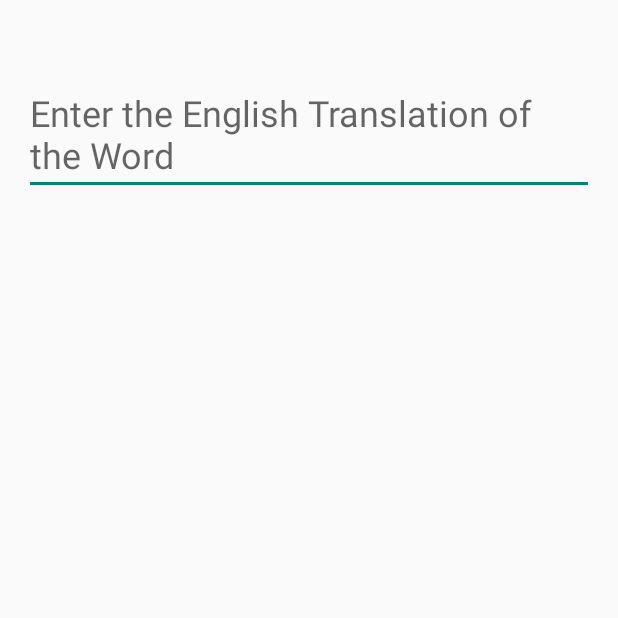
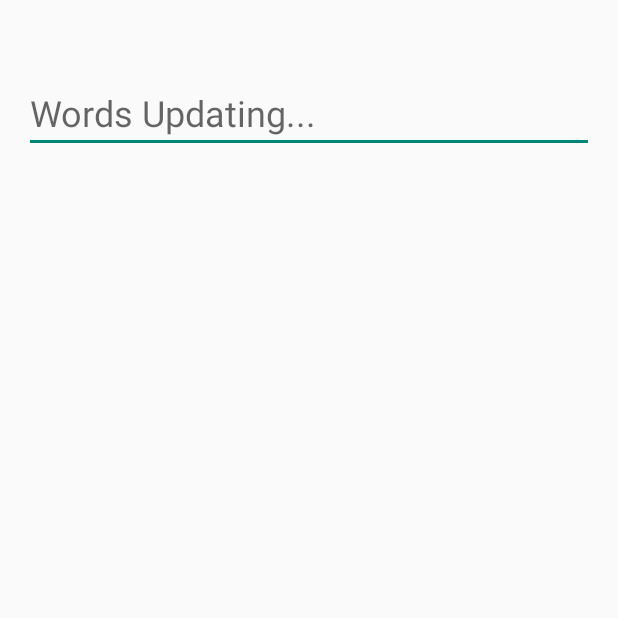
Before and after one commit to SRI-CSL/lingoboost, an Android app: the TestActivity screen opened directly, with no data from a screen before it, on a phone screen of 412 x 824 dp, the top half of it. Run offline under Robolectric (Android 15) with nearby library versions, the phone set to English and light mode, and no system bars; 1 statement that could not run was skipped.

Commit message:
Issue #5 resolved

```diff
--- a/app/src/main/kotlin/edu/northwestern/langlearn/TestActivity.kt
+++ b/app/src/main/kotlin/edu/northwestern/langlearn/TestActivity.kt
@@ -53,6 +53,7 @@ class TestActivity : WordsProviderUpdate, AppCompatActivity() {
         setContentView(R.layout.activity_words)
         // words_edit_word.isFocusable = false
         words_text_word.text = ""
+        words_edit_word.hint = "Words Updating..."
         writeCSVHeader()
 
         val sP = PreferenceManager.getDefaultSharedPreferences(baseContext)
@@ -121,6 +122,7 @@ class TestActivity : WordsProviderUpdate, AppCompatActivity() {
             return
         }
 
+        words_edit_word.hint = "Translate this word to English"
         continueWordTesting()
     }
 
--- a/app/src/main/kotlin/edu/northwestern/langlearn/WordsProvider.kt
+++ b/app/src/main/kotlin/edu/northwestern/langlearn/WordsProvider.kt
@@ -70,6 +70,7 @@ class WordsProvider(val jsonUrl: String) {
         jsonObj.getItLong("word_delay") { jsonWordDelay = it * 1000 }
         jsonObj.getItBoolean("sham") { jsonSham = it }
         jsonObj.getItString("error") { jsonError = it }
+        // jsonObj.getIt<Long>("start_delay") { Log.d(TAG, it.toString()) }
 
         jsonObj.getItJSONArray("words") {
             for (i in 0..it.length() - 1) {
--- a/app/src/main/res/values/strings.xml
+++ b/app/src/main/res/values/strings.xml
@@ -7,5 +7,5 @@
     <string name="test_words_button">Test Words</string>
     <string name="text_sleep_session">Adjust the volume to a comfortable level and place the phone next to your pillow with the screen up</string>
     <string name="test_word_text">Wordzzz</string>
-    <string name="test_word_edit_hint">Enter the English Translation of the Word</string>
+    <string name="test_word_edit_hint">Translate this word to English</string>
 </resources>
```
Also changed, not shown: app/src/main/kotlin/edu/northwestern/langlearn/WordsUtil.kt (+14 -0 lines).
